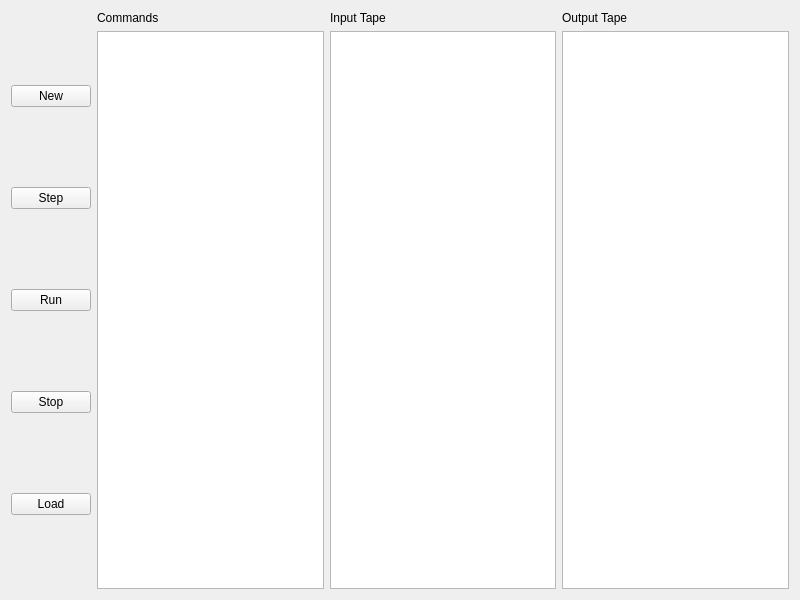
Old version of the form ui/ram_machine.ui in the repository Xenokrat/ram-machine.
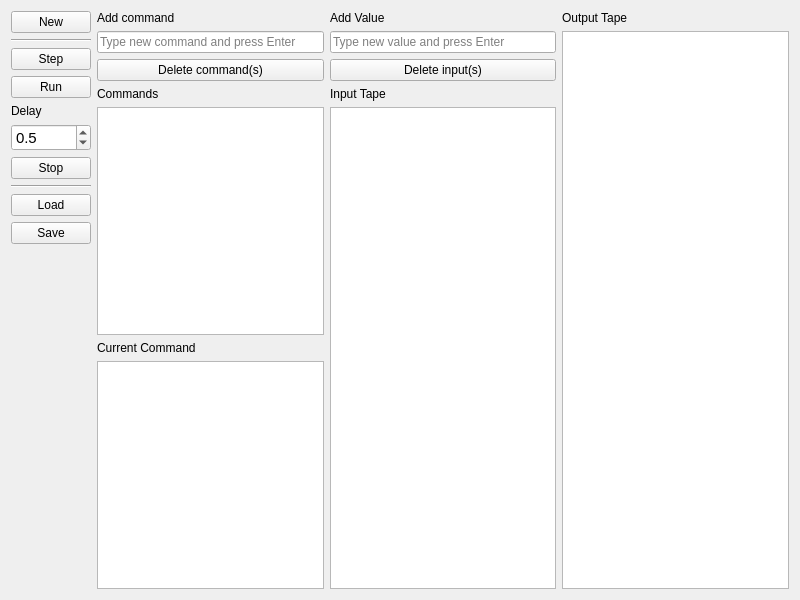
New version of the form.

Patch:
```diff
--- a/ui/ram_machine.ui
+++ b/ui/ram_machine.ui
@@ -26,7 +26,14 @@
         </widget>
        </item>
        <item>
-        <widget class="QPushButton" name="pushButton_2">
+        <widget class="Line" name="line">
+         <property name="orientation">
+          <enum>Qt::Horizontal</enum>
+         </property>
+        </widget>
+       </item>
+       <item>
+        <widget class="QPushButton" name="btn_step">
          <property name="text">
           <string>Step</string>
          </property>
@@ -40,19 +47,77 @@
         </widget>
        </item>
        <item>
-        <widget class="QPushButton" name="pushButton_4">
+        <widget class="QLabel" name="label_7">
+         <property name="text">
+          <string>Delay</string>
+         </property>
+        </widget>
+       </item>
+       <item>
+        <widget class="QDoubleSpinBox" name="box_delay">
+         <property name="font">
+          <font>
+           <pointsize>11</pointsize>
+          </font>
+         </property>
+         <property name="decimals">
+          <number>1</number>
+         </property>
+         <property name="minimum">
+          <double>0.100000000000000</double>
+         </property>
+         <property name="maximum">
+          <double>5.000000000000000</double>
+         </property>
+         <property name="singleStep">
+          <double>0.100000000000000</double>
+         </property>
+         <property name="value">
+          <double>0.500000000000000</double>
+         </property>
+        </widget>
+       </item>
+       <item>
+        <widget class="QPushButton" name="btn_stop">
          <property name="text">
           <string>Stop</string>
          </property>
         </widget>
        </item>
        <item>
-        <widget class="QPushButton" name="pushButton_5">
+        <widget class="Line" name="line_2">
+         <property name="orientation">
+          <enum>Qt::Horizontal</enum>
+         </property>
+        </widget>
+       </item>
+       <item>
+        <widget class="QPushButton" name="btn_load">
          <property name="text">
           <string>Load</string>
          </property>
         </widget>
        </item>
+       <item>
+        <widget class="QPushButton" name="btn_save">
+         <property name="text">
+          <string>Save</string>
+         </property>
+        </widget>
+       </item>
+       <item>
+        <spacer name="verticalSpacer">
+         <property name="orientation">
+          <enum>Qt::Vertical</enum>
+         </property>
+         <property name="sizeHint" stdset="0">
+          <size>
+           <width>20</width>
+           <height>40</height>
+          </size>
+         </property>
+        </spacer>
+       </item>
       </layout>
      </item>
      <item>
@@ -60,17 +125,87 @@
        <item>
         <widget class="QLabel" name="label">
          <property name="text">
+          <string>Add command</string>
+         </property>
+        </widget>
+       </item>
+       <item>
+        <widget class="QLineEdit" name="line_edit_command">
+         <property name="text">
+          <string/>
+         </property>
+         <property name="placeholderText">
+          <string>Type new command and press Enter</string>
+         </property>
+        </widget>
+       </item>
+       <item>
+        <widget class="QPushButton" name="btn_del_command">
+         <property name="text">
+          <string>Delete command(s)</string>
+         </property>
+        </widget>
+       </item>
+       <item>
+        <widget class="QLabel" name="label_5">
+         <property name="text">
           <string>Commands</string>
          </property>
         </widget>
        </item>
        <item>
-        <widget class="QColumnView" name="columnView"/>
+        <widget class="QListWidget" name="col_commands">
+         <property name="font">
+          <font>
+           <pointsize>12</pointsize>
+          </font>
+         </property>
+         <property name="selectionMode">
+          <enum>QAbstractItemView::SingleSelection</enum>
+         </property>
+        </widget>
+       </item>
+       <item>
+        <widget class="QLabel" name="label_4">
+         <property name="text">
+          <string>Current Command</string>
+         </property>
+        </widget>
+       </item>
+       <item>
+        <widget class="QTextBrowser" name="text_cur_command">
+         <property name="font">
+          <font>
+           <pointsize>16</pointsize>
+          </font>
+         </property>
+        </widget>
        </item>
       </layout>
      </item>
      <item>
       <layout class="QVBoxLayout" name="verticalLayout_2">
+       <item>
+        <widget class="QLabel" name="label_6">
+         <property name="text">
+          <string>Add Value</string>
+         </property>
+        </widget>
+       </item>
+       <item>
+        <widget class="QLineEdit" name="line_edit_value">
+         <property name="placeholderText">
+          <string>Type new value and press Enter</string>
+         </property>
+        </widget>
+       </item>
+       <item>
+        <widget class="QPushButton" name="btn_del_input">
+         <property name="text">
+          <string>Delete input(s)</string>
+         </property>
+        </widget>
+       </item>
        <item>
         <widget class="QLabel" name="label_2">
          <property name="text">
@@ -79,7 +214,16 @@
         </widget>
        </item>
        <item>
-        <widget class="QColumnView" name="columnView_2"/>
+        <widget class="QListWidget" name="col_itape">
+         <property name="font">
+          <font>
+           <pointsize>12</pointsize>
+          </font>
+         </property>
+         <property name="selectionMode">
+          <enum>QAbstractItemView::SingleSelection</enum>
+         </property>
+        </widget>
        </item>
       </layout>
      </item>
```
Left out of the diff: 12 changed lines with no effect on the pictures.
